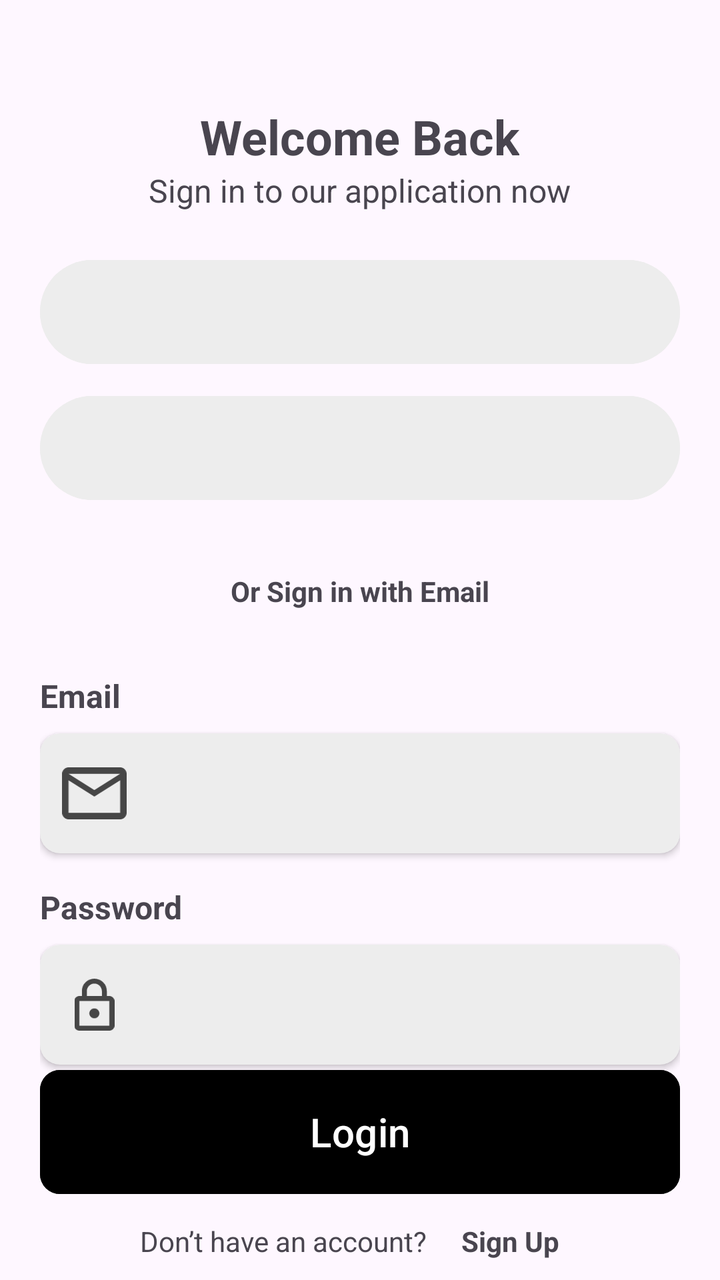
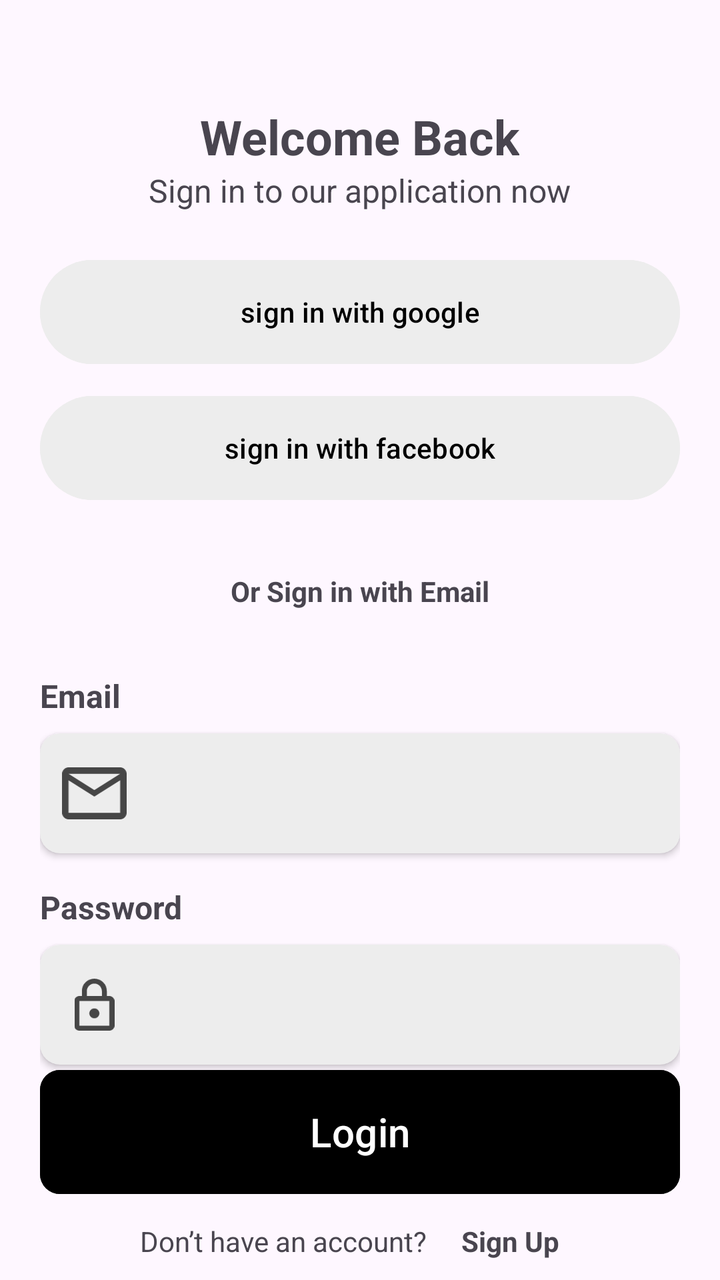

Compare the two renders of this Android layout. The source of the first and the diff that turns it into the second are given below.
<!-- AndroidManifest.xml: application theme Theme.Syncly -->
<!-- res/layout/fragment_login.xml -->
<?xml version="1.0" encoding="utf-8"?>
<RelativeLayout xmlns:android="http://schemas.android.com/apk/res/android"
    xmlns:tools="http://schemas.android.com/tools"
    android:layout_width="match_parent"
    android:layout_height="match_parent"
    xmlns:app="http://schemas.android.com/apk/res-auto"
    tools:context=".fragments.Login">
    <LinearLayout
        android:id="@+id/header"
        android:layout_width="match_parent"
        android:layout_height="wrap_content"
        android:orientation="vertical"
        android:layout_margin="20dp"
        android:gravity="center_horizontal"
        android:layout_marginBottom="32dp"
        >
        <ImageView
            android:layout_width="wrap_content"
            android:layout_height="wrap_content"
            android:layout_marginBottom="32dp"
            />
        <TextView
            android:layout_width="wrap_content"
            android:layout_height="wrap_content"
            android:textSize="24sp"
            android:textStyle="bold"
            android:text="Welcome Back"/>
        <TextView
            android:layout_width="wrap_content"
            android:layout_height="wrap_content"
            android:textSize="16sp"
            android:text="Sign in to our application now"/>
    </LinearLayout>
    <LinearLayout
        android:id="@+id/sso"
        android:layout_width="match_parent"
        android:layout_height="wrap_content"
        android:layout_marginHorizontal="20dp"
        android:orientation="vertical"
        android:layout_below="@id/header"
        >
        <com.google.android.material.button.MaterialButton
            android:layout_width="match_parent"
            android:layout_height="60dp"
            android:backgroundTint="@color/light_grey"
            android:layout_marginBottom="8dp"/>
        <com.google.android.material.button.MaterialButton
            android:layout_width="match_parent"
            android:layout_height="60dp"
            android:backgroundTint="@color/light_grey"/>
    </LinearLayout>
    <TextView
        android:id="@+id/or"
        android:layout_width="match_parent"
        android:layout_height="wrap_content"
        android:text="Or Sign in with Email"
        android:layout_marginHorizontal="20dp"
        android:layout_marginVertical="32dp"
        android:gravity="center_horizontal"
        android:textSize="14sp"
        android:textStyle="bold"
        android:layout_below="@id/sso"/>
    <LinearLayout
        android:layout_width="match_parent"
        android:layout_height="wrap_content"
        android:orientation="vertical"
        android:layout_marginHorizontal="20dp"
        android:layout_below="@id/or"
        >
        <TextView
            android:layout_width="wrap_content"
            android:layout_height="wrap_content"
            android:text="Email"
            android:textSize="16sp"
            android:textStyle="bold"
            android:layout_marginBottom="8dp"/>
        <androidx.cardview.widget.CardView
            android:layout_width="match_parent"
            android:layout_height="60dp"
            android:backgroundTint="@color/light_grey"
            app:cardCornerRadius="10dp"
            android:layout_marginBottom="16dp">
            <LinearLayout
                android:layout_width="match_parent"
                android:layout_height="match_parent"
                android:orientation="horizontal"
                android:gravity="center_vertical"
                >
                <ImageView
                    android:layout_width="0dp"
                    android:layout_height="26dp"
                    android:layout_weight="2"
                    android:src="@drawable/icon_email"
                    />
                <EditText
                    android:layout_width="0dp"
                    android:layout_weight="9"
                    android:layout_height="match_parent"
                    android:background="@android:color/transparent"
                    android:layout_marginEnd="20dp"/>
            </LinearLayout>
        </androidx.cardview.widget.CardView>
        <TextView
            android:layout_width="wrap_content"
            android:layout_height="wrap_content"
            android:text="Password"
            android:textSize="16sp"
            android:textStyle="bold"
            android:layout_marginBottom="8dp"/>
        <androidx.cardview.widget.CardView
            android:layout_width="match_parent"
            android:layout_height="60dp"
            android:backgroundTint="@color/light_grey"
            app:cardCornerRadius="10dp"
            android:layout_marginBottom="16dp">
            <LinearLayout
                android:layout_width="match_parent"
                android:layout_height="match_parent"
                android:orientation="horizontal"
                android:gravity="center_vertical"
                >
                <ImageView
                    android:layout_width="0dp"
                    android:layout_height="26dp"
                    android:layout_weight="2"
                    android:src="@drawable/icon_lock"
                    />
                <EditText
                    android:layout_width="0dp"
                    android:layout_weight="9"
                    android:layout_height="match_parent"
                    android:background="@android:color/transparent"
                    android:layout_marginEnd="20dp"/>
            </LinearLayout>
        </androidx.cardview.widget.CardView>

        <TextView
            android:id="@+id/forgotPass"
            android:layout_width="wrap_content"
            android:layout_height="wrap_content"
            android:layout_gravity="end"
            android:text="Forgot Password?"
            android:textColor="@color/light_blue"
            android:textSize="14sp"
            android:textStyle="bold" />
    </LinearLayout>

    <com.google.android.material.button.MaterialButton
        android:id="@+id/loginBtn"
        android:layout_width="match_parent"
        android:layout_height="70dp"
        android:layout_above="@id/question"
        android:layout_marginHorizontal="20dp"
        app:cornerRadius="10dp"
        android:backgroundTint="@color/black"
        android:text="Login"
        android:textSize="20sp"/>

    <LinearLayout
        android:id="@+id/question"
        android:layout_width="match_parent"
        android:layout_height="wrap_content"
        android:orientation="horizontal"
        android:gravity="center"
        android:layout_alignParentBottom="true"
        >
        <TextView
            android:layout_width="wrap_content"
            android:layout_height="wrap_content"
            android:text="Don’t have an account? "
            android:textSize="14sp"
            android:layout_marginRight="4dp"/>
        <TextView
            android:layout_width="wrap_content"
            android:layout_height="wrap_content"
            android:textStyle="bold"
            android:id="@+id/signup"
            android:padding="10dp"
            android:textSize="14sp"
            android:text="Sign Up"/>
    </LinearLayout>
</RelativeLayout>
<!-- resources referenced by this layout -->
<resources>
  <color name="black">#FF000000</color>
  <color name="light_blue">#3D71FF</color>
  <color name="light_grey">#EDEDED</color>
  <!-- drawable icon_email (drawable) -->
  <vector xmlns:android="http://schemas.android.com/apk/res/android"
      android:width="26dp"
      android:height="21dp"
      android:viewportWidth="26"
      android:viewportHeight="21">
    <path
        android:pathData="M2.6,21C1.885,21 1.273,20.743 0.764,20.229C0.255,19.715 0,19.097 0,18.375V2.625C0,1.903 0.255,1.285 0.764,0.771C1.273,0.257 1.885,0 2.6,0H23.4C24.115,0 24.727,0.257 25.236,0.771C25.745,1.285 26,1.903 26,2.625V18.375C26,19.097 25.745,19.715 25.236,20.229C24.727,20.743 24.115,21 23.4,21H2.6ZM13,11.813L2.6,5.25V18.375H23.4V5.25L13,11.813ZM13,9.188L23.4,2.625H2.6L13,9.188ZM2.6,5.25V2.625V18.375V5.25Z"
        android:fillColor="#464646"/>
  </vector>
  <!-- drawable icon_lock (drawable) -->
  <vector xmlns:android="http://schemas.android.com/apk/res/android"
      android:width="20dp"
      android:height="26dp"
      android:viewportWidth="20"
      android:viewportHeight="26">
    <path
        android:pathData="M2.5,26C1.813,26 1.224,25.757 0.734,25.273C0.245,24.788 0,24.205 0,23.524V11.143C0,10.462 0.245,9.879 0.734,9.394C1.224,8.909 1.813,8.667 2.5,8.667H3.75V6.19C3.75,4.478 4.359,3.018 5.578,1.811C6.797,0.604 8.271,0 10,0C11.729,0 13.203,0.604 14.422,1.811C15.641,3.018 16.25,4.478 16.25,6.19V8.667H17.5C18.188,8.667 18.776,8.909 19.266,9.394C19.755,9.879 20,10.462 20,11.143V23.524C20,24.205 19.755,24.788 19.266,25.273C18.776,25.757 18.188,26 17.5,26H2.5ZM2.5,23.524H17.5V11.143H2.5V23.524ZM10,19.809C10.688,19.809 11.276,19.567 11.766,19.082C12.255,18.597 12.5,18.014 12.5,17.333C12.5,16.652 12.255,16.069 11.766,15.585C11.276,15.1 10.688,14.857 10,14.857C9.313,14.857 8.724,15.1 8.234,15.585C7.745,16.069 7.5,16.652 7.5,17.333C7.5,18.014 7.745,18.597 8.234,19.082C8.724,19.567 9.313,19.809 10,19.809ZM6.25,8.667H13.75V6.19C13.75,5.159 13.385,4.282 12.656,3.56C11.927,2.837 11.042,2.476 10,2.476C8.958,2.476 8.073,2.837 7.344,3.56C6.615,4.282 6.25,5.159 6.25,6.19V8.667Z"
        android:fillColor="#464646"/>
  </vector>
  <style name="Theme.Syncly" parent="Base.Theme.Syncly" />
  <style name="Base.Theme.Syncly" parent="Theme.Material3.DayNight.NoActionBar">
          
          
      </style>
</resources>

<!-- the commit's change to res/layout/fragment_login.xml (unified diff, before → after) -->
@@ -40,14 +40,20 @@
         android:layout_below="@id/header"
         >
         <com.google.android.material.button.MaterialButton
+            android:id="@+id/googleBtn"
             android:layout_width="match_parent"
             android:layout_height="60dp"
             android:backgroundTint="@color/light_grey"
+            android:text="sign in with google"
+            android:textColor="@color/black"
             android:layout_marginBottom="8dp"/>
         <com.google.android.material.button.MaterialButton
+            android:id="@+id/facebookBtn"
             android:layout_width="match_parent"
             android:layout_height="60dp"
-            android:backgroundTint="@color/light_grey"/>
+            android:backgroundTint="@color/light_grey"
+            android:text="sign in with facebook"
+            android:textColor="@color/black"/>
     </LinearLayout>
     <TextView
         android:id="@+id/or"
